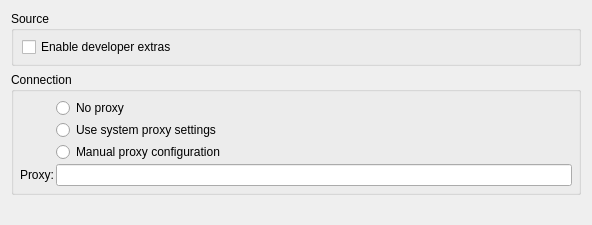
Qt form resources/ui/configure/browser.ui (prymatex/prymatex) before a commit.
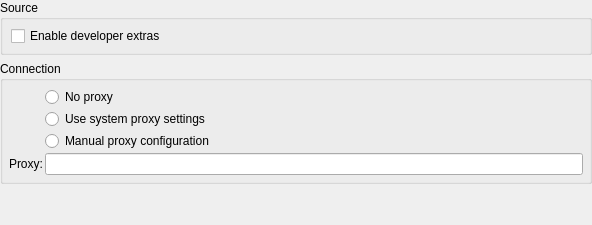
The same form after that commit.

The edit to the form file:
```diff
--- a/resources/ui/configure/browser.ui
+++ b/resources/ui/configure/browser.ui
@@ -14,6 +14,12 @@
    <string>Browser</string>
   </property>
   <layout class="QVBoxLayout" name="verticalLayout">
+   <property name="spacing">
+    <number>6</number>
+   </property>
+   <property name="margin">
+    <number>0</number>
+   </property>
    <item>
     <widget class="QGroupBox" name="groupBox_2">
      <property name="title">
```
